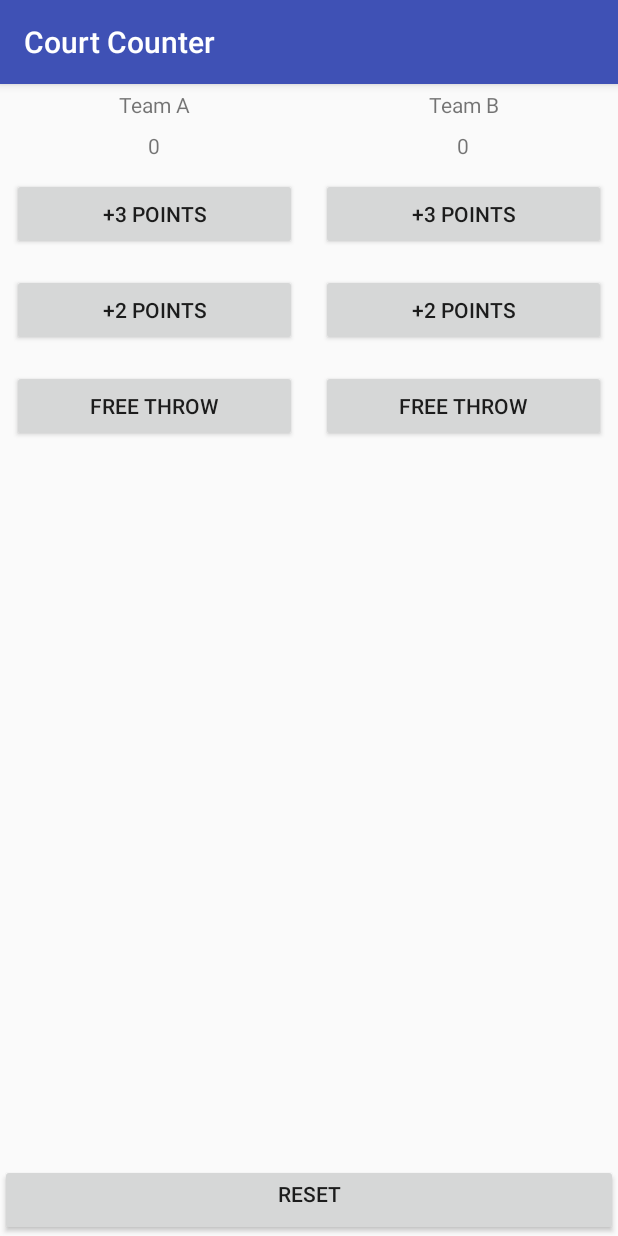
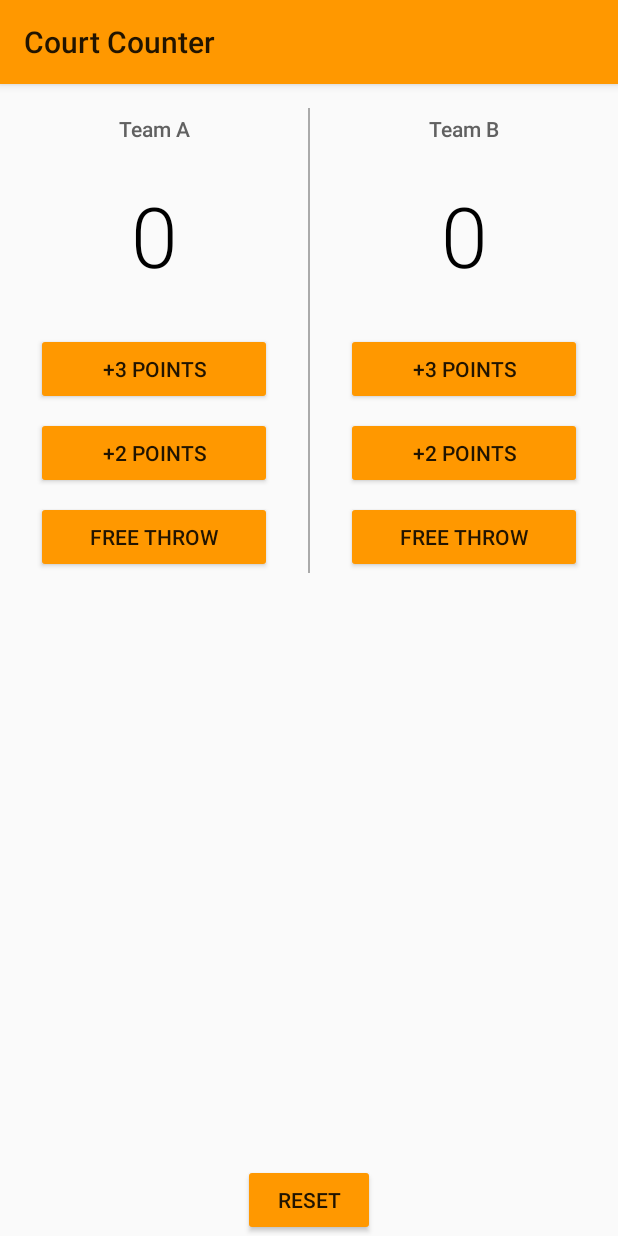
Before and after one commit to rainbow82/CourtCounter, an Android app: the screen it shows after launch (MainActivity), on a phone screen of 412 x 824 dp. Run offline under Robolectric (Android 15) with nearby library versions, the phone set to English and light mode, and no system bars.

Commit message:
style updates

```diff
--- a/app/src/main/res/layout/activity_main.xml
+++ b/app/src/main/res/layout/activity_main.xml
@@ -1,23 +1,26 @@
 <?xml version="1.0" encoding="utf-8"?>
 <RelativeLayout xmlns:android="http://schemas.android.com/apk/res/android"
     xmlns:tools="http://schemas.android.com/tools"
-    android:layout_width="wrap_content"
+    android:layout_width="match_parent"
     android:layout_height="wrap_content"
     android:layout_weight="0">
 
     <Button
-        android:layout_width="match_parent"
+        android:layout_width="wrap_content"
         android:layout_height="wrap_content"
         android:layout_alignParentBottom="true"
-        android:gravity="center_horizontal"
+        android:layout_marginRight="@dimen/reset_button_side_margins"
+        android:layout_marginLeft="@dimen/reset_button_side_margins"
+        android:layout_marginBottom="@dimen/reset_button_bottom_margin"
+        android:layout_centerHorizontal="true"
         android:text="@string/reset"
         android:onClick="reset"/>
 
     <LinearLayout
         android:layout_width="match_parent"
-        android:layout_height="match_parent"
-        android:orientation="horizontal">
-
+        android:layout_height="wrap_content"
+        android:orientation="horizontal"
+        android:layout_marginTop="@dimen/linear_layout_master">
 
         <LinearLayout
             android:layout_width="@dimen/layout_width"
@@ -30,6 +33,9 @@
                 android:layout_height="wrap_content"
                 android:gravity="center_horizontal"
                 android:padding="@dimen/text_padding"
+                android:textSize="@dimen/team_name"
+                android:textColor="@color/team_name_color"
+                android:fontFamily="sans-serif-medium"
                 android:text="@string/teamA" />
 
             <TextView
@@ -38,29 +44,45 @@
                 android:layout_height="wrap_content"
                 android:gravity="center_horizontal"
                 android:padding="@dimen/text_padding"
+                android:textSize="@dimen/score_size"
+                android:textColor="@color/score_color"
+                android:fontFamily="sans-serif-light"
+                android:layout_marginTop="@dimen/score_margin_top"
+                android:layout_marginBottom="@dimen/score_margin_bottom"
                 android:text="@string/score" />
 
             <Button
                 android:layout_width="match_parent"
                 android:layout_height="wrap_content"
-                android:layout_margin="@dimen/button_margin"
+                android:layout_marginBottom="@dimen/button_margin_bottom"
+                android:layout_marginLeft="@dimen/button_side_margin"
+                android:layout_marginRight="@dimen/button_side_margin"
                 android:onClick="add_three_points_team_a"
                 android:text="@string/three_points" />
 
             <Button
                 android:layout_width="match_parent"
                 android:layout_height="wrap_content"
-                android:layout_margin="@dimen/button_margin"
+                android:layout_marginBottom="@dimen/button_margin_bottom"
+                android:layout_marginLeft="@dimen/button_side_margin"
+                android:layout_marginRight="@dimen/button_side_margin"
                 android:onClick="add_two_points_team_a"
                 android:text="@string/two_points" />
 
             <Button
                 android:layout_width="match_parent"
                 android:layout_height="wrap_content"
-                android:layout_margin="@dimen/button_margin"
+                android:layout_marginLeft="@dimen/button_side_margin"
+                android:layout_marginRight="@dimen/button_side_margin"
                 android:onClick="add_free_throw_team_a"
                 android:text="@string/free_throw" />
         </LinearLayout>
+
+        <View
+            android:layout_width="1dp"
+            android:layout_height="match_parent"
+            android:background="@android:color/darker_gray">
+        </View>
 
         <LinearLayout
             android:layout_width="@dimen/layout_width"
@@ -73,6 +95,9 @@
                 android:layout_height="wrap_content"
                 android:gravity="center_horizontal"
                 android:padding="@dimen/text_padding"
+                android:textSize="@dimen/team_name"
+                android:textColor="@color/team_name_color"
+                android:fontFamily="sans-serif-medium"
                 android:text="@string/teamB" />
 
             <TextView
@@ -81,31 +106,40 @@
                 android:layout_height="wrap_content"
                 android:gravity="center_horizontal"
                 android:padding="@dimen/text_padding"
+                android:textSize="@dimen/score_size"
+                android:textColor="@color/score_color"
+                android:fontFamily="sans-serif-light"
+                android:layout_marginTop="@dimen/score_margin_top"
+                android:layout_marginBottom="@dimen/score_margin_bottom"
                 android:text="@string/score" />
 
             <Button
                 android:layout_width="match_parent"
                 android:layout_height="wrap_content"
-                android:layout_margin="@dimen/button_margin"
+                android:layout_marginLeft="@dimen/button_side_margin"
+                android:layout_marginRight="@dimen/button_side_margin"
+                android:layout_marginBottom="@dimen/button_margin_bottom"
                 android:onClick="add_three_points_team_b"
                 android:text="@string/three_points" />
 
             <Button
                 android:layout_width="match_parent"
                 android:layout_height="wrap_content"
-                android:layout_margin="@dimen/button_margin"
+                android:layout_marginBottom="@dimen/button_margin_bottom"
+                android:layout_marginLeft="@dimen/button_side_margin"
+                android:layout_marginRight="@dimen/button_side_margin"
                 android:onClick="add_two_points_team_b"
                 android:text="@string/two_points" />
 
             <Button
                 android:layout_width="match_parent"
                 android:layout_height="wrap_content"
-                android:layout_margin="@dimen/button_margin"
+                android:layout_marginLeft="@dimen/button_side_margin"
+                android:layout_marginRight="@dimen/button_side_margin"
                 android:onClick="add_free_throw_team_b"
                 android:text="@string/free_throw" />
         </LinearLayout>
 
-
     </LinearLayout>
 
 </RelativeLayout>
--- a/app/src/main/res/values/colors.xml
+++ b/app/src/main/res/values/colors.xml
@@ -3,4 +3,6 @@
     <color name="colorPrimary">#3F51B5</color>
     <color name="colorPrimaryDark">#303F9F</color>
     <color name="colorAccent">#FF4081</color>
+    <color name="team_name_color">#616161</color>
+    <color name="score_color">#000000</color>
 </resources>
--- a/app/src/main/res/values/dimens.xml
+++ b/app/src/main/res/values/dimens.xml
@@ -1,6 +1,14 @@
 <?xml version="1.0" encoding="utf-8"?>
 <resources>
     <dimen name="text_padding">4dp</dimen>
-    <dimen name="button_margin">8dp</dimen>
+    <dimen name="button_margin_bottom">8dp</dimen>
     <dimen name="layout_width">0dp</dimen>
+    <dimen name="team_name">14sp</dimen>
+    <dimen name="score_size">56sp</dimen>
+    <dimen name="linear_layout_master">16dp</dimen>
+    <dimen name="score_margin_top">16dp</dimen>
+    <dimen name="score_margin_bottom">24dp</dimen>
+    <dimen name="button_side_margin">24dp</dimen>
+    <dimen name="reset_button_side_margins">22dp</dimen>
+    <dimen name="reset_button_bottom_margin">8dp</dimen>
 </resources>
--- a/app/src/main/res/values/styles.xml
+++ b/app/src/main/res/values/styles.xml
@@ -1,11 +1,9 @@
 <resources>
-
     <!-- Base application theme. -->
-    <style name="AppTheme" parent="Theme.AppCompat.Light.DarkActionBar">
-        <!-- Customize your theme here. -->
-        <item name="colorPrimary">@color/colorPrimary</item>
-        <item name="colorPrimaryDark">@color/colorPrimaryDark</item>
-        <item name="colorAccent">@color/colorAccent</item>
+    <style name="AppTheme" parent="Theme.AppCompat.Light">
+        <!-- Primary theme color of the app (sets background color of app bar) -->
+        <item name="colorPrimary">#FF9800</item>
+        <!-- Background color of buttons in the app -->
+        <item name="colorButtonNormal">#FF9800</item>
     </style>
-
 </resources>
```
